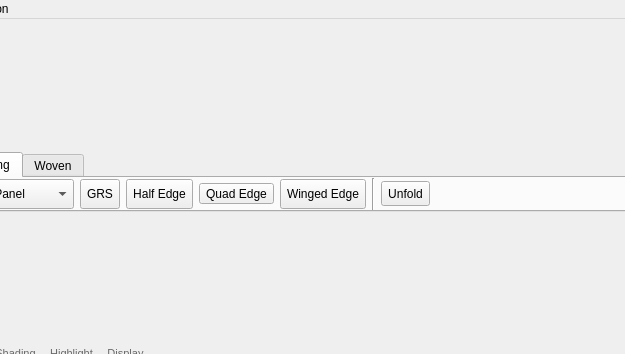
TopModLab/Unfolding, file forms/mainwindow.ui: the form before one commit; both pictures show x 171 to 796 and y 0 to 354 of the 1058 by 680 pixel window.
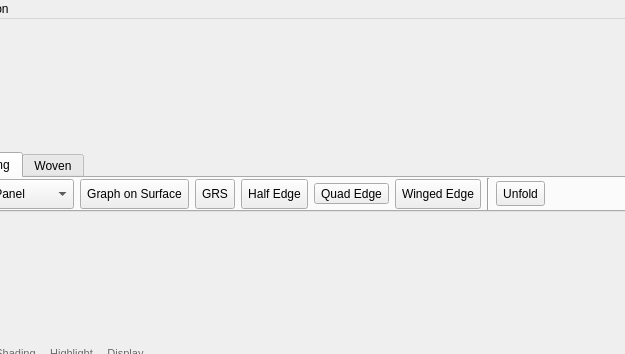
The form after the commit. Icons and pictures are not drawn.

Diff of the .ui file:
```diff
--- a/forms/mainwindow.ui
+++ b/forms/mainwindow.ui
@@ -127,6 +127,19 @@
             </item>
            </widget>
           </item>
+          <item>
+           <widget class="QToolButton" name="GESBtn">
+            <property name="minimumSize">
+             <size>
+              <width>0</width>
+              <height>30</height>
+             </size>
+            </property>
+            <property name="text">
+             <string>Graph on Surface</string>
+            </property>
+           </widget>
+          </item>
           <item>
            <widget class="QToolButton" name="GRSBtn">
             <property name="minimumSize">
```
